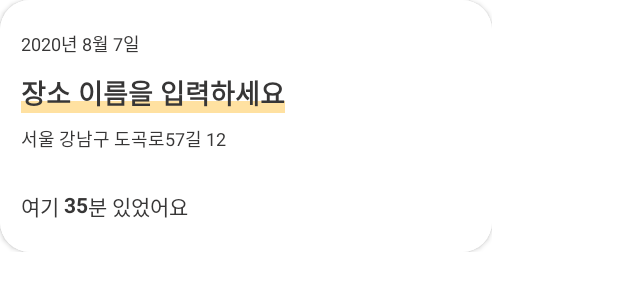
After one commit to Team-Scookie/scookie_android, an Android app: the layout rv_item_place_card.xml on its own in the app's theme, with its tools: preview values and no code run, on a phone screen of 412 x 824 dp. The commit adds this screen. Shown: the top 300 px of the screen. Run offline under Robolectric (Android 15) with nearby library versions, the phone set to English and light mode, and no system bars.

Commit message:
layout: Add location card layout

```diff
--- a/app/build.gradle
+++ b/app/build.gradle
@@ -63,6 +63,12 @@ dependencies {
     // google map
     implementation 'com.google.android.gms:play-services-maps:17.0.0'
 
+    // recycler view
+    implementation "androidx.recyclerview:recyclerview:1.1.0"
+    // For control over item selection of both touch and mouse driven selection
+    implementation "androidx.recyclerview:recyclerview-selection:1.1.0-rc03"
+
+
     // google material design
     implementation 'com.google.android.material:material:1.2.0'
 
--- /dev/null
+++ b/app/src/main/res/drawable-v24/underline_mint.xml
@@ -0,0 +1,13 @@
+<?xml version="1.0" encoding="utf-8"?>
+<layer-list xmlns:android="http://schemas.android.com/apk/res/android">
+    <item android:top="-10dp"
+        android:left="-10dp"
+        android:right="-10dp">
+        <shape android:shape="rectangle">
+            <solid android:color="@android:color/transparent"/>
+
+            <stroke android:width="8dp"
+                android:color="@color/colorMint"/>
+        </shape>
+    </item>
+</layer-list>
--- /dev/null
+++ b/app/src/main/res/drawable/underline_yellow.xml
@@ -0,0 +1,13 @@
+<?xml version="1.0" encoding="utf-8"?>
+<layer-list xmlns:android="http://schemas.android.com/apk/res/android">
+    <item android:top="-10dp"
+        android:left="-10dp"
+        android:right="-10dp">
+        <shape android:shape="rectangle">
+            <solid android:color="@android:color/transparent"/>
+
+            <stroke android:width="8dp"
+                android:color="@color/colorYellow"/>
+        </shape>
+    </item>
+</layer-list>
--- a/app/src/main/res/layout/activity_main.xml
+++ b/app/src/main/res/layout/activity_main.xml
@@ -14,5 +14,4 @@
         android:layout_centerInParent="true"
         android:padding="12dp"
         tools:context="com.example.scookie.MainActivity"/>
-
 </RelativeLayout>
--- /dev/null
+++ b/app/src/main/res/layout/rv_item_place_card.xml
@@ -0,0 +1,97 @@
+<?xml version="1.0" encoding="utf-8"?>
+<FrameLayout xmlns:android="http://schemas.android.com/apk/res/android"
+    xmlns:app="http://schemas.android.com/apk/res-auto"
+    android:id="@+id/rv_item_place_card"
+    android:layout_width="wrap_content"
+    android:layout_height="wrap_content">
+
+    <androidx.cardview.widget.CardView
+        android:layout_width="328dp"
+        android:layout_height="wrap_content"
+        app:cardCornerRadius="20dp">
+
+        <androidx.constraintlayout.widget.ConstraintLayout
+            android:layout_width="match_parent"
+            android:layout_height="match_parent"
+            android:background="@color/colorWhite"
+            android:outlineSpotShadowColor="#19000000"
+            android:paddingHorizontal="14dp">
+
+            <TextView
+                android:id="@+id/place_date_tv"
+                android:layout_width="wrap_content"
+                android:layout_height="wrap_content"
+                android:layout_marginTop="20dp"
+                android:text="2020년 8월 7일"
+                android:textColor="@color/colorBlack"
+                android:textSize="12sp"
+                android:textStyle="normal"
+                app:layout_constraintLeft_toLeftOf="parent"
+                app:layout_constraintTop_toTopOf="parent" />
+
+            <TextView
+                android:id="@+id/place_title_tv"
+                style="@style/UnderlineYellow"
+                android:layout_width="wrap_content"
+                android:layout_height="wrap_content"
+                android:layout_marginTop="10dp"
+                android:text="장소 이름을 입력하세요"
+                android:textColor="@color/colorBlack"
+                android:textSize="18sp"
+                android:textStyle="bold"
+                app:layout_constraintLeft_toLeftOf="parent"
+                app:layout_constraintTop_toBottomOf="@+id/place_date_tv" />
+
+            <TextView
+                android:id="@+id/place_address_tv"
+                android:layout_width="wrap_content"
+                android:layout_height="wrap_content"
+                android:layout_marginTop="8dp"
+                android:text="서울 강남구 도곡로57길 12"
+                android:textColor="@color/colorBlack"
+                android:textSize="12sp"
+                android:textStyle="normal"
+                app:layout_constraintLeft_toLeftOf="parent"
+                app:layout_constraintTop_toBottomOf="@+id/place_title_tv" />
+
+            <TextView
+                android:id="@+id/place_minute_left_tv"
+                android:layout_width="wrap_content"
+                android:layout_height="wrap_content"
+                android:layout_marginTop="25dp"
+                android:text="여기 "
+                android:textColor="@color/colorBlack"
+                android:textSize="14sp"
+                android:textStyle="normal"
+                app:layout_constraintLeft_toLeftOf="parent"
+                app:layout_constraintTop_toBottomOf="@+id/place_address_tv" />
+
+            <TextView
+                android:id="@+id/place_minute_tv"
+                android:layout_width="wrap_content"
+                android:layout_height="wrap_content"
+                android:layout_marginTop="25dp"
+                android:text="35"
+                android:textColor="@color/colorBlack"
+                android:textSize="14sp"
+                android:textStyle="bold"
+                app:layout_constraintLeft_toRightOf="@+id/place_minute_left_tv"
+                app:layout_constraintTop_toBottomOf="@+id/place_address_tv" />
+
+            <TextView
+                android:id="@+id/place_minute_right_tv"
+                android:layout_width="wrap_content"
+                android:layout_height="wrap_content"
+                android:layout_marginTop="25dp"
+                android:layout_marginBottom="20dp"
+                android:text="분 있었어요"
+                android:textColor="@color/colorBlack"
+                android:textSize="14sp"
+                android:textStyle="normal"
+                app:layout_constraintLeft_toRightOf="@id/place_minute_tv"
+                app:layout_constraintTop_toBottomOf="@+id/place_address_tv"
+                app:layout_constraintBottom_toBottomOf="parent"/>
+        </androidx.constraintlayout.widget.ConstraintLayout>
+
+    </androidx.cardview.widget.CardView>
+</FrameLayout>
--- a/app/src/main/res/values/colors.xml
+++ b/app/src/main/res/values/colors.xml
@@ -3,7 +3,10 @@
     <color name="colorPrimary">#0497CD</color>
     <color name="colorPrimaryDark">#3700B3</color>
     <color name="colorAccent">#03DAC5</color>
-    <color name="colorBrown">#603814</color>
+    <color name="colorBrown">#cc996c</color>
+    <color name="colorWhite">#FFFFFF</color>
+    <color name="colorYellow">#ffe1a1</color>
+    <color name="colorMint">#a1e3fc</color>
     <color name="lightGray">#DDDDDD</color>
 
     <!-- indicator -->
--- a/app/src/main/res/values/styles.xml
+++ b/app/src/main/res/values/styles.xml
@@ -7,4 +7,13 @@
         <item name="colorAccent">@color/colorAccent</item>
     </style>
 
+    <style name="UnderlineYellow">
+        <item name="android:textColor">@color/colorBlack</item>
+        <item name="android:background">@drawable/underline_yellow</item>
+    </style>
+
+    <style name="UnderlineMint">
+        <item name="android:textColor">@color/colorBlack</item>
+        <item name="android:background">@drawable/underline_mint</item>
+    </style>
 </resources>
```
